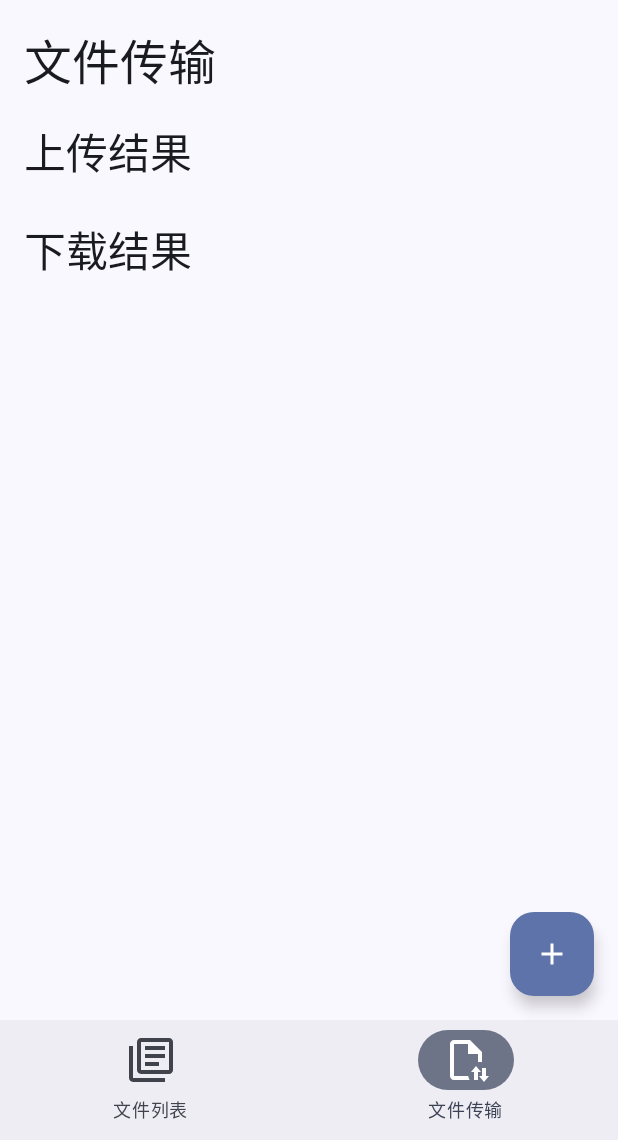
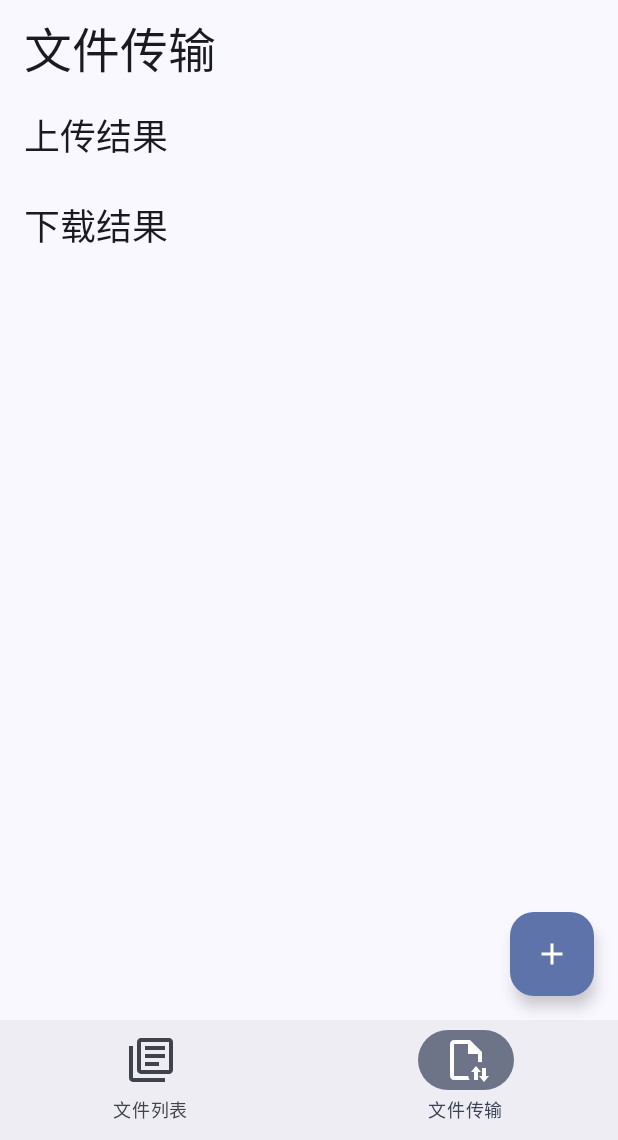
Before and after one commit to GitZhiQing/Seeker-Drive, an Android app built with Jetpack Compose: the composable MainPage shown on its own in the app's theme, item 2 of the bottom bar chosen, on a phone screen of 412 x 824 dp, the part 96-1236 px from its top. Run offline under Robolectric (Android 15) with nearby library versions, the phone set to English and light mode, and no system bars; pictures from the network do not load.

Commit message:
chore: 跳转了前端样式布局

```diff
--- a/frontend/app/src/main/java/com/seeker/drive/ui/SDFileListPage.kt
+++ b/frontend/app/src/main/java/com/seeker/drive/ui/SDFileListPage.kt
@@ -88,7 +88,7 @@ fun SDFileListPage(viewModel: MainViewModel) {
                 modifier = Modifier
                     .fillMaxSize()
                     .padding(paddingValues)
-                    .padding(16.dp)
+                    .padding(start = 16.dp, end = 16.dp, top = 8.dp)
             ) {
                 if (errorMessage != null) {
                     Text(text = errorMessage!!, color = MaterialTheme.colorScheme.error)
--- a/frontend/app/src/main/java/com/seeker/drive/ui/SDFileTransPage.kt
+++ b/frontend/app/src/main/java/com/seeker/drive/ui/SDFileTransPage.kt
@@ -1,28 +1,40 @@
 package com.seeker.drive.ui
 
+import android.annotation.SuppressLint
 import androidx.compose.foundation.layout.*
+import androidx.compose.foundation.lazy.LazyColumn
+import androidx.compose.foundation.lazy.items
 import androidx.compose.material3.*
 import androidx.compose.runtime.*
 import androidx.compose.ui.Modifier
 import androidx.compose.ui.unit.dp
 import com.seeker.drive.MainViewModel
 
+@SuppressLint("UnusedMaterial3ScaffoldPaddingParameter")
+@OptIn(ExperimentalMaterial3Api::class)
 @Composable
 fun SDFileTransPage(viewModel: MainViewModel) {
     val uploadResults = viewModel.uploadResults
     val downloadResults = viewModel.downloadResults
 
-    Column(
+    Scaffold(
+        topBar = {
+            TopAppBar(
+                title = { Text("文件传输", style = MaterialTheme.typography.headlineLarge) }
+            )
+        },
+        content = { paddingValues ->
+            LazyColumn(
                 modifier = Modifier
                     .fillMaxSize()
-            .padding(16.dp)
+                    .padding(paddingValues)
+                    .padding(start = 16.dp, end = 16.dp, top = 8.dp)
             ) {
-        Text(text = "文件传输", style = MaterialTheme.typography.headlineLarge)
-        Spacer(modifier = Modifier.height(16.dp))
-
-        Text("上传结果", style = MaterialTheme.typography.headlineMedium)
+                item {
+                    Text("上传结果", style = MaterialTheme.typography.headlineSmall)
                     Spacer(modifier = Modifier.height(8.dp))
-        uploadResults.forEach { result ->
+                }
+                items(uploadResults) { result ->
                     Card(
                         modifier = Modifier
                             .fillMaxWidth()
@@ -34,13 +46,12 @@ fun SDFileTransPage(viewModel: MainViewModel) {
                         }
                     }
                 }
-
+                item {
                     Spacer(modifier = Modifier.height(16.dp))
-
-        Text("下载结果", style = MaterialTheme.typography.headlineMedium)
+                    Text("下载结果", style = MaterialTheme.typography.headlineSmall)
                     Spacer(modifier = Modifier.height(8.dp))
-
-        downloadResults.forEach { result ->
+                }
+                items(downloadResults) { result ->
                     Card(
                         modifier = Modifier
                             .fillMaxWidth()
@@ -54,3 +65,5 @@ fun SDFileTransPage(viewModel: MainViewModel) {
                 }
             }
         }
+    )
+}
--- a/frontend/app/src/main/java/com/seeker/drive/ui/SDProfilePageContent.kt
+++ b/frontend/app/src/main/java/com/seeker/drive/ui/SDProfilePageContent.kt
@@ -39,7 +39,7 @@ fun SDProfilePageContent(
             .fillMaxHeight()
             .fillMaxWidth(0.80f)
             .background(Color.White)
-            .padding(top = 32.dp, start = 16.dp, end = 16.dp, bottom = 16.dp),
+            .padding(top = 64.dp, start = 16.dp, end = 16.dp, bottom = 16.dp),
         horizontalAlignment = Alignment.CenterHorizontally,
         verticalArrangement = Arrangement.Top
     ) {
@@ -77,14 +77,14 @@ fun SDProfilePageContent(
             fontSize = 16.sp,
             color = MaterialTheme.colorScheme.onBackground
         )
-        Spacer(modifier = Modifier.height(16.dp))
+        Spacer(modifier = Modifier.height(48.dp))
         Button(
             onClick = onPickImage,
             modifier = Modifier.fillMaxWidth()
         ) {
             Text(text = "设置头像")
         }
-        Spacer(modifier = Modifier.height(32.dp))
+        Spacer(modifier = Modifier.height(8.dp))
         Button(
             onClick = onLogout,
             modifier = Modifier
```
Lines whose indentation alone changed are shown as unchanged.
